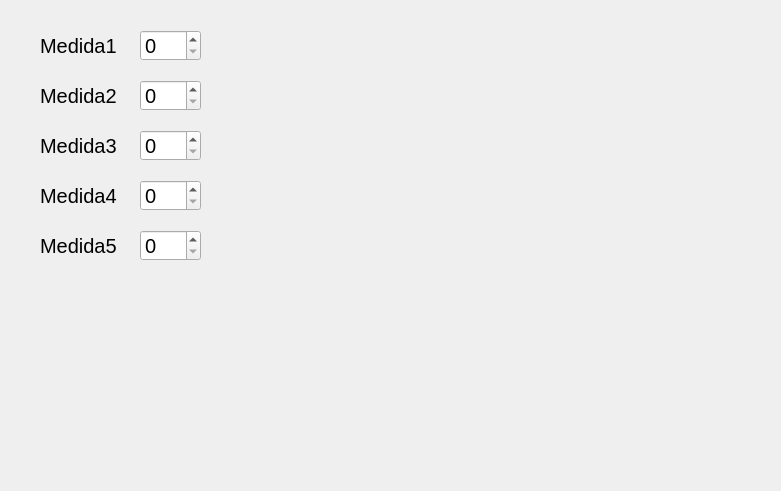
The window that Bolsaco/Cortadora.ui (maurocipo/Bolsaco) describes before a commit, drawn with Qt 5.
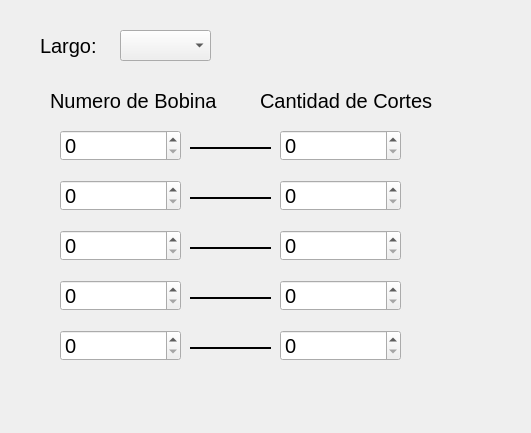
The same window after the commit.

What changed in the file:
```diff
--- a/Bolsaco/Cortadora.ui
+++ b/Bolsaco/Cortadora.ui
@@ -6,8 +6,8 @@
    <rect>
     <x>0</x>
     <y>0</y>
-    <width>781</width>
-    <height>491</height>
+    <width>531</width>
+    <height>433</height>
    </rect>
   </property>
   <property name="windowTitle">
@@ -17,9 +17,9 @@
    <property name="geometry">
     <rect>
      <x>40</x>
-     <y>30</y>
+     <y>20</y>
      <width>81</width>
-     <height>31</height>
+     <height>51</height>
     </rect>
    </property>
    <property name="font">
@@ -28,15 +28,15 @@
     </font>
    </property>
    <property name="text">
-    <string>Medida1</string>
+    <string>Largo:</string>
    </property>
   </widget>
-  <widget class="QLabel" name="Medida2">
+  <widget class="QSpinBox" name="spinBox_CantBobina1">
    <property name="geometry">
     <rect>
-     <x>40</x>
-     <y>80</y>
-     <width>81</width>
+     <x>280</x>
+     <y>130</y>
+     <width>121</width>
      <height>31</height>
     </rect>
    </property>
@@ -45,16 +45,28 @@
      <pointsize>15</pointsize>
     </font>
    </property>
-   <property name="text">
-    <string>Medida2</string>
+  </widget>
+  <widget class="QSpinBox" name="spinBox_CantBobina2">
+   <property name="geometry">
+    <rect>
+     <x>280</x>
+     <y>180</y>
+     <width>121</width>
+     <height>31</height>
+    </rect>
    </property>
+   <property name="font">
+    <font>
+     <pointsize>15</pointsize>
+    </font>
+   </property>
   </widget>
-  <widget class="QLabel" name="Medida3">
+  <widget class="QSpinBox" name="spinBox_CantBobina3">
    <property name="geometry">
     <rect>
-     <x>40</x>
-     <y>130</y>
-     <width>81</width>
+     <x>280</x>
+     <y>230</y>
+     <width>121</width>
      <height>31</height>
     </rect>
    </property>
@@ -63,16 +75,28 @@
      <pointsize>15</pointsize>
     </font>
    </property>
-   <property name="text">
-    <string>Medida3</string>
+  </widget>
+  <widget class="QSpinBox" name="spinBox_CantBobina4">
+   <property name="geometry">
+    <rect>
+     <x>280</x>
+     <y>280</y>
+     <width>121</width>
+     <height>31</height>
+    </rect>
    </property>
+   <property name="font">
+    <font>
+     <pointsize>15</pointsize>
+    </font>
+   </property>
   </widget>
-  <widget class="QLabel" name="Medida4">
+  <widget class="QSpinBox" name="spinBox_CantBobina5">
    <property name="geometry">
     <rect>
-     <x>40</x>
-     <y>180</y>
-     <width>81</width>
+     <x>280</x>
+     <y>330</y>
+     <width>121</width>
      <height>31</height>
     </rect>
    </property>
@@ -81,16 +105,31 @@
      <pointsize>15</pointsize>
     </font>
    </property>
+  </widget>
+  <widget class="QLabel" name="label_Cantidad">
+   <property name="geometry">
+    <rect>
+     <x>260</x>
+     <y>80</y>
+     <width>181</width>
+     <height>41</height>
+    </rect>
+   </property>
+   <property name="font">
+    <font>
+     <pointsize>15</pointsize>
+    </font>
+   </property>
    <property name="text">
-    <string>Medida4</string>
+    <string>Cantidad de Cortes</string>
    </property>
   </widget>
-  <widget class="QLabel" name="Medida5">
+  <widget class="QSpinBox" name="spinBox_NumBobina1">
    <property name="geometry">
     <rect>
-     <x>40</x>
-     <y>230</y>
-     <width>81</width>
+     <x>60</x>
+     <y>130</y>
+     <width>121</width>
      <height>31</height>
     </rect>
    </property>
@@ -99,16 +138,31 @@
      <pointsize>15</pointsize>
     </font>
    </property>
+  </widget>
+  <widget class="QLabel" name="label_NumBobina">
+   <property name="geometry">
+    <rect>
+     <x>50</x>
+     <y>80</y>
+     <width>171</width>
+     <height>41</height>
+    </rect>
+   </property>
+   <property name="font">
+    <font>
+     <pointsize>15</pointsize>
+    </font>
+   </property>
    <property name="text">
-    <string>Medida5</string>
+    <string>Numero de Bobina</string>
    </property>
   </widget>
   <widget class="QSpinBox" name="spinBox_Medida1">
    <property name="geometry">
     <rect>
-     <x>140</x>
-     <y>30</y>
-     <width>61</width>
+     <x>60</x>
+     <y>180</y>
+     <width>121</width>
      <height>31</height>
     </rect>
    </property>
@@ -121,9 +175,9 @@
   <widget class="QSpinBox" name="spinBox_Medida2">
    <property name="geometry">
     <rect>
-     <x>140</x>
-     <y>80</y>
-     <width>61</width>
+     <x>60</x>
+     <y>230</y>
+     <width>121</width>
      <height>31</height>
     </rect>
    </property>
@@ -136,9 +190,9 @@
   <widget class="QSpinBox" name="spinBox_Medida3">
    <property name="geometry">
     <rect>
-     <x>140</x>
-     <y>130</y>
-     <width>61</width>
+     <x>60</x>
+     <y>280</y>
+     <width>121</width>
      <height>31</height>
     </rect>
    </property>
@@ -151,9 +205,9 @@
   <widget class="QSpinBox" name="spinBox_Medida4">
    <property name="geometry">
     <rect>
-     <x>140</x>
-     <y>180</y>
-     <width>61</width>
+     <x>60</x>
+     <y>330</y>
+     <width>121</width>
      <height>31</height>
     </rect>
    </property>
@@ -163,12 +217,12 @@
     </font>
    </property>
   </widget>
-  <widget class="QSpinBox" name="spinBox_Medida5">
+  <widget class="QComboBox" name="comboBox_Largo">
    <property name="geometry">
     <rect>
-     <x>140</x>
-     <y>230</y>
-     <width>61</width>
+     <x>120</x>
+     <y>30</y>
+     <width>91</width>
      <height>31</height>
     </rect>
    </property>
@@ -178,6 +232,136 @@
     </font>
    </property>
   </widget>
+  <widget class="Line" name="line">
+   <property name="geometry">
+    <rect>
+     <x>190</x>
+     <y>140</y>
+     <width>81</width>
+     <height>16</height>
+    </rect>
+   </property>
+   <property name="font">
+    <font>
+     <pointsize>8</pointsize>
+     <weight>50</weight>
+     <bold>false</bold>
+    </font>
+   </property>
+   <property name="frameShadow">
+    <enum>QFrame::Plain</enum>
+   </property>
+   <property name="lineWidth">
+    <number>2</number>
+   </property>
+   <property name="orientation">
+    <enum>Qt::Horizontal</enum>
+   </property>
+  </widget>
+  <widget class="Line" name="line_2">
+   <property name="geometry">
+    <rect>
+     <x>190</x>
+     <y>190</y>
+     <width>81</width>
+     <height>16</height>
+    </rect>
+   </property>
+   <property name="font">
+    <font>
+     <pointsize>8</pointsize>
+     <weight>50</weight>
+     <bold>false</bold>
+    </font>
+   </property>
+   <property name="frameShadow">
+    <enum>QFrame::Plain</enum>
+   </property>
+   <property name="lineWidth">
+    <number>2</number>
+   </property>
+   <property name="orientation">
+    <enum>Qt::Horizontal</enum>
+   </property>
+  </widget>
+  <widget class="Line" name="line_3">
+   <property name="geometry">
+    <rect>
+     <x>190</x>
+     <y>240</y>
+     <width>81</width>
+     <height>16</height>
+    </rect>
+   </property>
+   <property name="font">
+    <font>
+     <pointsize>8</pointsize>
+     <weight>50</weight>
+     <bold>false</bold>
+    </font>
+   </property>
+   <property name="frameShadow">
+    <enum>QFrame::Plain</enum>
+   </property>
+   <property name="lineWidth">
+    <number>2</number>
+   </property>
+   <property name="orientation">
+    <enum>Qt::Horizontal</enum>
+   </property>
+  </widget>
+  <widget class="Line" name="line_4">
+   <property name="geometry">
+    <rect>
+     <x>190</x>
+     <y>290</y>
+     <width>81</width>
+     <height>16</height>
+    </rect>
+   </property>
+   <property name="font">
+    <font>
+     <pointsize>8</pointsize>
+     <weight>50</weight>
+     <bold>false</bold>
+    </font>
+   </property>
+   <property name="frameShadow">
+    <enum>QFrame::Plain</enum>
+   </property>
+   <property name="lineWidth">
+    <number>2</number>
+   </property>
+   <property name="orientation">
+    <enum>Qt::Horizontal</enum>
+   </property>
+  </widget>
+  <widget class="Line" name="line_5">
+   <property name="geometry">
+    <rect>
+     <x>190</x>
+     <y>340</y>
+     <width>81</width>
+     <height>16</height>
+    </rect>
+   </property>
+   <property name="font">
+    <font>
+     <pointsize>8</pointsize>
+     <weight>50</weight>
+     <bold>false</bold>
+    </font>
+   </property>
+   <property name="frameShadow">
+    <enum>QFrame::Plain</enum>
+   </property>
+   <property name="lineWidth">
+    <number>2</number>
+   </property>
+   <property name="orientation">
+    <enum>Qt::Horizontal</enum>
+   </property>
+  </widget>
  </widget>
  <resources/>
  <connections/>
```
Left out of the diff: 23 changed lines with no effect on the pictures.
